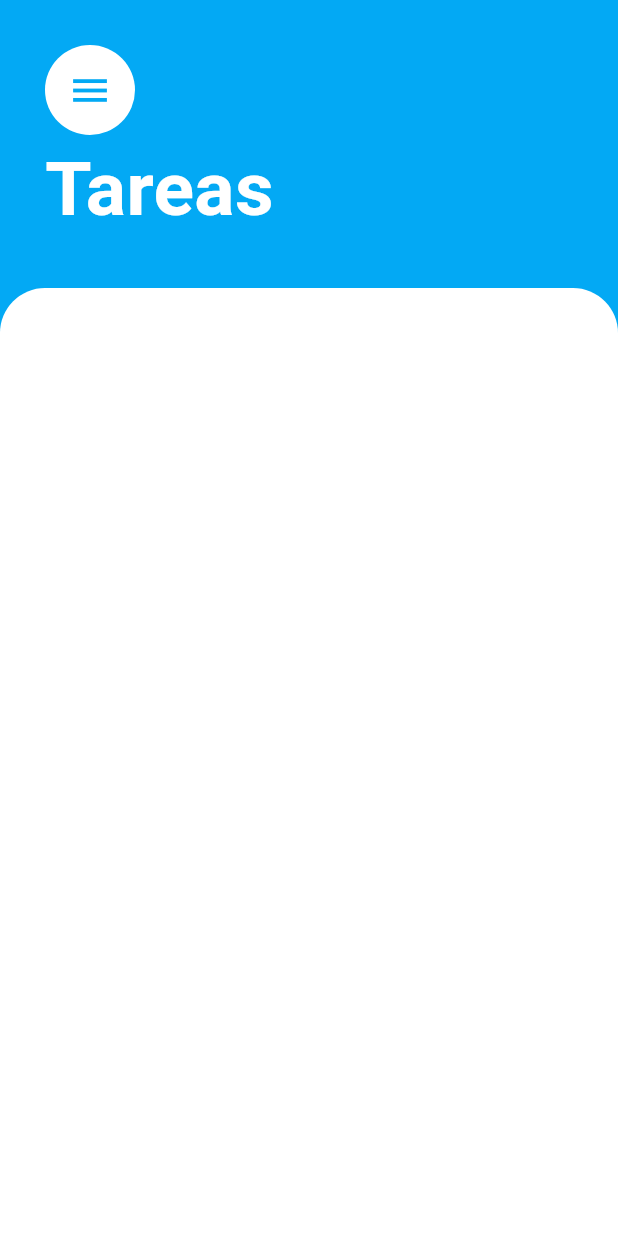
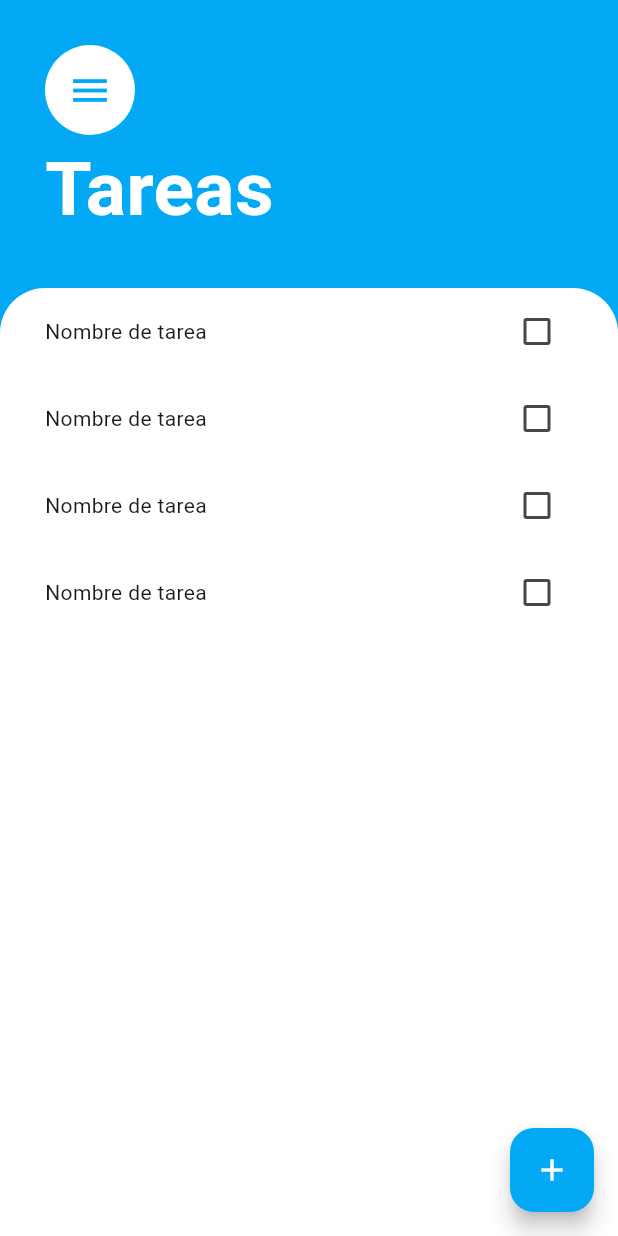
Before and after one commit to fredomx/flutter-tasks-app, a Flutter app: the screen it shows after launch, on a phone screen of 412 x 824 dp. Run offline on Flutter 3.47's test engine with Material 3 defaults, Android fonts, the phone set to English and light mode, and no system bars.

Commit message:
Task changes for state management

```diff
--- /dev/null
+++ b/lib/models/task_model.dart
@@ -0,0 +1,9 @@
+class Task {
+  final String name;
+  final bool completed;
+
+  const Task({
+    required this.name,
+    this.completed = false,
+  });
+}
--- a/lib/screens/tasks_screen.dart
+++ b/lib/screens/tasks_screen.dart
@@ -1,4 +1,6 @@
 import 'package:flutter/material.dart';
+import 'package:tareas/screens/new_task_screen.dart';
+import 'package:tareas/widgets/task_list.dart';
 
 class TasksScreen extends StatelessWidget {
   const TasksScreen({super.key});
@@ -6,6 +8,20 @@ class TasksScreen extends StatelessWidget {
   @override
   Widget build(BuildContext context) {
     return Scaffold(
+      floatingActionButton: FloatingActionButton(
+        onPressed: () {
+          showModalBottomSheet<void>(
+            context: context,
+            backgroundColor: Colors.white,
+            isScrollControlled: true,
+            builder: (BuildContext context) {
+              return NewTaskScreen();
+            },
+          );
+        },
+        backgroundColor: Colors.lightBlue,
+        child: Icon(Icons.add, color: Colors.white),
+      ),
       backgroundColor: Colors.lightBlue,
       body: Column(
         crossAxisAlignment: CrossAxisAlignment.start,
@@ -40,12 +56,12 @@ class TasksScreen extends StatelessWidget {
 
           Expanded(
             child: Container(
+              padding: EdgeInsets.symmetric(horizontal: 30.0),
               decoration: const BoxDecoration(
                 color: Colors.white,
-                borderRadius: BorderRadius.vertical(
-                  top: Radius.circular(30), // 👈 Adjust value as you like
-                ),
+                borderRadius: BorderRadius.vertical(top: Radius.circular(30)),
               ),
+              child: TaskView(),
             ),
           ),
         ],
--- /dev/null
+++ b/lib/widgets/task_list.dart
@@ -0,0 +1,22 @@
+import 'package:flutter/material.dart';
+import 'package:tareas/widgets/task_tile.dart';
+
+import '../models/task_model.dart';
+
+class TaskView extends StatefulWidget {
+  const TaskView({super.key});
+
+  @override
+  State<TaskView> createState() => _TaskViewState();
+}
+
+class _TaskViewState extends State<TaskView> {
+  List<Task> tasks = [
+
+  ];
+
+  @override
+  Widget build(BuildContext context) {
+    return ListView(children: [TaskTile(), TaskTile(), TaskTile(), TaskTile()]);
+  }
+}
--- /dev/null
+++ b/lib/widgets/task_tile.dart
@@ -0,0 +1,33 @@
+import 'package:flutter/material.dart';
+
+class TaskTile extends StatelessWidget {
+  final bool checkState = false;
+
+  const TaskTile({super.key});
+
+  @override
+  Widget build(BuildContext context) {
+    return Padding(
+      padding: const EdgeInsets.symmetric(vertical: 5.0),
+      child: Row(
+        children: [
+          Expanded(
+            child: Text(
+              'Nombre de tarea',
+              style: TextStyle(
+                decoration: checkState
+                    ? TextDecoration.lineThrough
+                    : TextDecoration.none,
+              ),
+            ),
+          ),
+          Checkbox(
+            value: checkState,
+            activeColor: Colors.lightBlue,
+            onChanged: (bool? value) {},
+          ),
+        ],
+      ),
+    );
+  }
+}
```
Also changed, not shown: lib/screens/new_task_screen.dart (added, +34 -0 lines), 1 other file.
